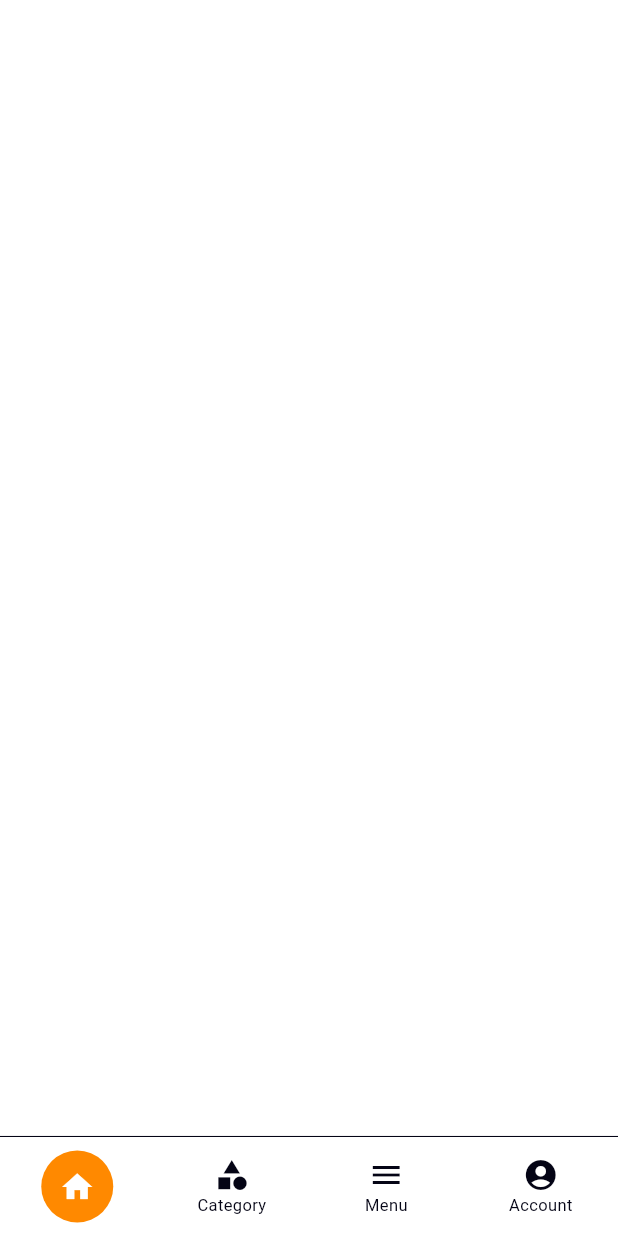
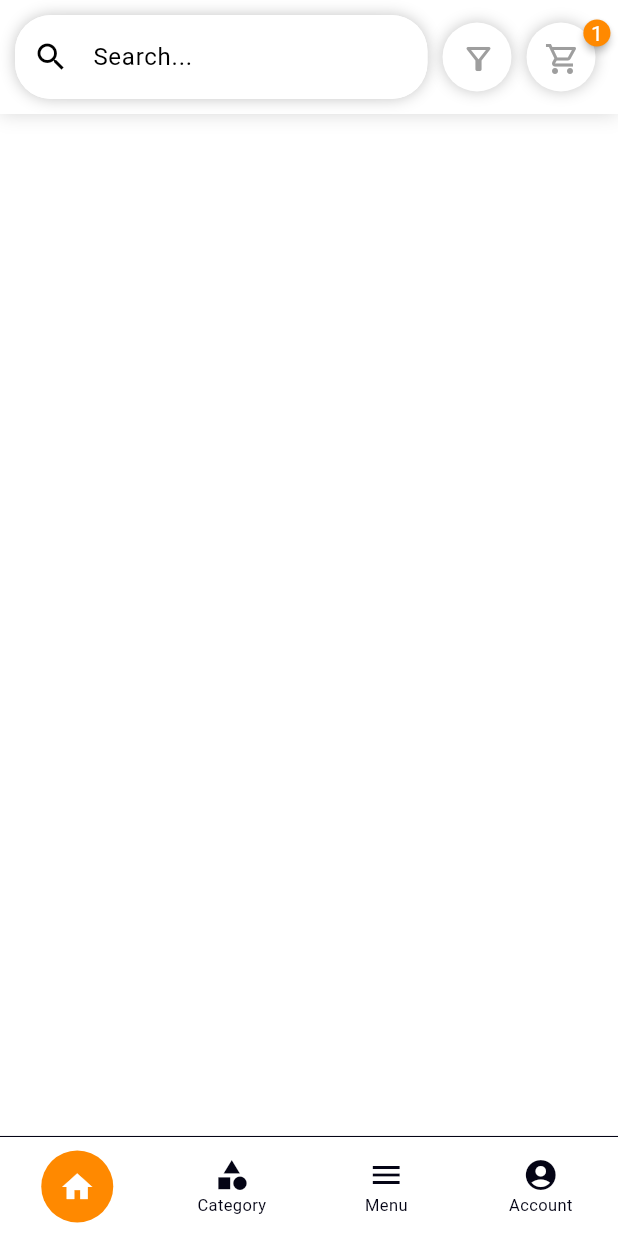
Before and after one commit to ibrahimadiagneseck/FLUTTER-E-Commerce-App-With-REST-API, a Flutter app: the screen it shows after launch, on a phone screen of 412 x 824 dp. Run offline on Flutter 3.47's test engine with Material 3 defaults, Android fonts, the phone set to English and light mode, and no system bars; drawn by our look-alikes of badges, flutter_snake_navigationbar; our stand-ins replace get.

Commit message:
first commit

```diff
--- /dev/null
+++ b/app/lib/component/main_header.dart
@@ -0,0 +1,113 @@
+import 'package:badges/badges.dart' as custom_badge;
+import 'package:flutter/cupertino.dart';
+import 'package:flutter/material.dart';
+
+class MainHeader extends StatelessWidget {
+  const MainHeader({Key? key}) : super(key: key);
+
+  @override
+  Widget build(BuildContext context) {
+    return Container(
+      decoration: BoxDecoration(
+          color: Colors.white,
+          boxShadow: <BoxShadow>[
+            BoxShadow(
+                color: Colors.grey.withOpacity(0.4),
+                blurRadius: 10
+            )
+          ]
+      ),
+      padding: const EdgeInsets.all(10),
+      child: Row(
+        children: [
+          Expanded(
+            child: Container(
+              decoration: BoxDecoration(
+                  color: Colors.white,
+                  borderRadius: const BorderRadius.all(
+                      Radius.circular(24)
+                  ),
+                  boxShadow: <BoxShadow>[
+                    BoxShadow(
+                        color: Colors.grey.withOpacity(0.6),
+                        offset: const Offset(0,0),
+                        blurRadius: 8
+                    )
+                  ]
+              ),
+              child: TextField(
+                autofocus: false,
+                onSubmitted: (val){},
+                onChanged: (val){},
+                decoration: InputDecoration(
+                    contentPadding: const EdgeInsets.symmetric(
+                        horizontal: 14,
+                        vertical: 16
+                    ),
+                    fillColor: Colors.white,
+                    filled: true,
+                    border: OutlineInputBorder(
+                        borderRadius: BorderRadius.circular(24),
+                        borderSide: BorderSide.none
+                    ),
+                    hintText: "Search...",
+                    prefixIcon: const Icon(Icons.search)
+                ),
+              ),
+            ),
+          ),
+          const SizedBox(width: 10),
+          Container(
+            height: 46,
+            width: 46,
+            decoration: BoxDecoration(
+                color: Colors.white,
+                shape: BoxShape.circle,
+                boxShadow: <BoxShadow>[
+                  BoxShadow(
+                      color: Colors.grey.withOpacity(0.6),
+                      blurRadius: 8
+                  )
+                ]
+            ),
+            padding: const EdgeInsets.all(12),
+            child: const Icon(
+              Icons.filter_alt_outlined,
+              color: Colors.grey,
+            ),
+          ),
+          const SizedBox(width: 10),
+          custom_badge.Badge(
+            badgeContent: const Text(
+              "1",
+              style: TextStyle(color: Colors.white),
+            ),
+            badgeStyle: custom_badge.BadgeStyle(
+              badgeColor: Theme.of(context).primaryColor, // Nouvelle manière de définir la couleur
+            ),
+            child: Container(
+              height: 46,
+              width: 46,
+              decoration: BoxDecoration(
+                color: Colors.white,
+                shape: BoxShape.circle,
+                boxShadow: <BoxShadow>[
+                  BoxShadow(
+                    color: Colors.grey.withOpacity(0.6),
+                    blurRadius: 8,
+                  ),
+                ],
+              ),
+              padding: const EdgeInsets.all(12),
+              child: const Icon(
+                Icons.shopping_cart_outlined,
+                color: Colors.grey,
+              ),
+            ),
+          ),
+          const SizedBox(width: 5),
+        ],
+      ),
+    );
+  }
+}
--- a/app/lib/view/dashboard/dashboard_screen.dart
+++ b/app/lib/view/dashboard/dashboard_screen.dart
@@ -1,73 +1,60 @@
-import 'package:flutter/cupertino.dart';
 import 'package:flutter/material.dart';
 import 'package:flutter_snake_navigationbar/flutter_snake_navigationbar.dart';
 import 'package:get/get.dart';
 import 'package:app/controller/dashboard_controller.dart';
+import 'package:app/view/home/home_screen.dart';
 
 class DashboardScreen extends StatelessWidget {
-  // Classe DashboardScreen étendant StatelessWidget, ce qui signifie que l'UI de cette page est statique
   const DashboardScreen({Key? key}) : super(key: key);
 
   @override
   Widget build(BuildContext context) {
-    // La méthode build est obligatoire dans un widget et est responsable de générer l'UI
     return GetBuilder<DashboardController>(
-      // Utilisation de GetX pour obtenir le controller 'DashboardController' afin de gérer l'état de la page
       builder: (controller) => Scaffold(
-        // Scaffold est la structure de base pour un écran avec appbar, body, bottom navigation, etc.
         body: SafeArea(
-          // SafeArea garantit que le contenu n'empiète pas sur les zones réservées par l'OS (comme les barres de notification)
           child: IndexedStack(
-            // IndexedStack permet d'empiler les widgets, mais d'afficher uniquement celui correspondant à 'index'
-            index: controller.tabIndex, // Sélectionne le widget à afficher en fonction de 'tabIndex'
+            index: controller.tabIndex,
             children: [
-              // Liste des widgets qui seront affichés en fonction de l'index
-              Container(), // Premier widget vide
+              const HomeScreen(),
               Container(
-                color: Colors.red, // Deuxième widget, un conteneur avec un fond rouge
+                color: Colors.red,
               ),
               Container(
-                color: Colors.blue, // Troisième widget, un conteneur avec un fond bleu
+                color: Colors.blue,
               ),
               Container(
-                color: Colors.orange, // Quatrième widget, un conteneur avec un fond orange
+                color: Colors.orange,
               )
             ],
           ),
         ),
         bottomNavigationBar: Container(
-          // Container pour le fond de la barre de navigation en bas
           decoration: BoxDecoration(
-            // Style de décoration pour la barre de navigation
-              color: Colors.white, // Fond blanc pour la barre
+              color: Colors.white,
               border: Border(
-                // Définit une bordure en haut de la barre
                   top: BorderSide(
-                      color: Theme.of(context).colorScheme.secondary, // Couleur de la bordure basée sur le thème
-                      width: 0.7 // Largeur de la bordure
+                      color: Theme.of(context).colorScheme.secondary,
+                      width: 0.7
                   )
               )
           ),
           child: SnakeNavigationBar.color(
-            // Utilisation du widget SnakeNavigationBar pour créer une barre de navigation "snake-like"
-            behaviour: SnakeBarBehaviour.floating, // Comportement de la barre flottante
-            snakeShape: SnakeShape.circle, // Forme du curseur snake en cercle
-            padding: const EdgeInsets.symmetric(vertical: 5), // Padding vertical pour l'espacement
-            unselectedLabelStyle: const TextStyle(fontSize: 11), // Style pour les étiquettes non sélectionnées (taille de police)
-            snakeViewColor: Theme.of(context).primaryColor, // Couleur du curseur snake selon la couleur primaire du thème
-            unselectedItemColor: Theme.of(context).colorScheme.secondary, // Couleur des éléments non sélectionnés
-            showUnselectedLabels: true, // Affiche les labels même pour les items non sélectionnés
-            currentIndex: controller.tabIndex, // L'index actuel du controller pour gérer la navigation
+            behaviour: SnakeBarBehaviour.floating,
+            snakeShape: SnakeShape.circle,
+            padding: const EdgeInsets.symmetric(vertical: 5),
+            unselectedLabelStyle: const TextStyle(fontSize: 11),
+            snakeViewColor: Theme.of(context).primaryColor,
+            unselectedItemColor: Theme.of(context).colorScheme.secondary,
+            showUnselectedLabels: true,
+            currentIndex: controller.tabIndex,
             onTap: (val){
-              // Lorsqu'un utilisateur clique sur un élément de la barre de navigation
-              controller.updateIndex(val); // Appelle la méthode pour mettre à jour l'index (onglet actuel)
+              controller.updateIndex(val);
             },
             items: const [
-              // Définition des items de navigation en bas (icônes et labels)
-              BottomNavigationBarItem(icon: Icon(Icons.home), label: 'Home'), // Icône et label pour l'accueil
-              BottomNavigationBarItem(icon: Icon(Icons.category), label: 'Category'), // Icône et label pour les catégories
-              BottomNavigationBarItem(icon: Icon(Icons.menu), label: 'Menu'), // Icône et label pour le menu
-              BottomNavigationBarItem(icon: Icon(Icons.account_circle), label: 'Account') // Icône et label pour le compte
+              BottomNavigationBarItem(icon: Icon(Icons.home), label: 'Home'),
+              BottomNavigationBarItem(icon: Icon(Icons.category), label: 'Category'),
+              BottomNavigationBarItem(icon: Icon(Icons.menu), label: 'Menu'),
+              BottomNavigationBarItem(icon: Icon(Icons.account_circle), label: 'Account')
             ],
           ),
         ),
--- /dev/null
+++ b/app/lib/view/home/home_screen.dart
@@ -0,0 +1,17 @@
+import 'package:flutter/material.dart';
+import 'package:app/component/main_header.dart';
+
+class HomeScreen extends StatelessWidget {
+  const HomeScreen({Key? key}) : super(key: key);
+
+  @override
+  Widget build(BuildContext context) {
+    return SafeArea(
+        child: Column(
+          children: [
+            MainHeader()
+          ],
+        )
+    );
+  }
+}
--- a/app/pubspec.yaml
+++ b/app/pubspec.yaml
@@ -38,6 +38,7 @@ dependencies:
 
   get: ^4.6.6
   flutter_snake_navigationbar: ^0.6.1
+  badges: ^3.1.2
 
 
 dev_dependencies:
```
Also changed, not shown: app/lib/view/dashboard/dashboard_binding.dart (+2 -5 lines), app/pubspec.lock.
